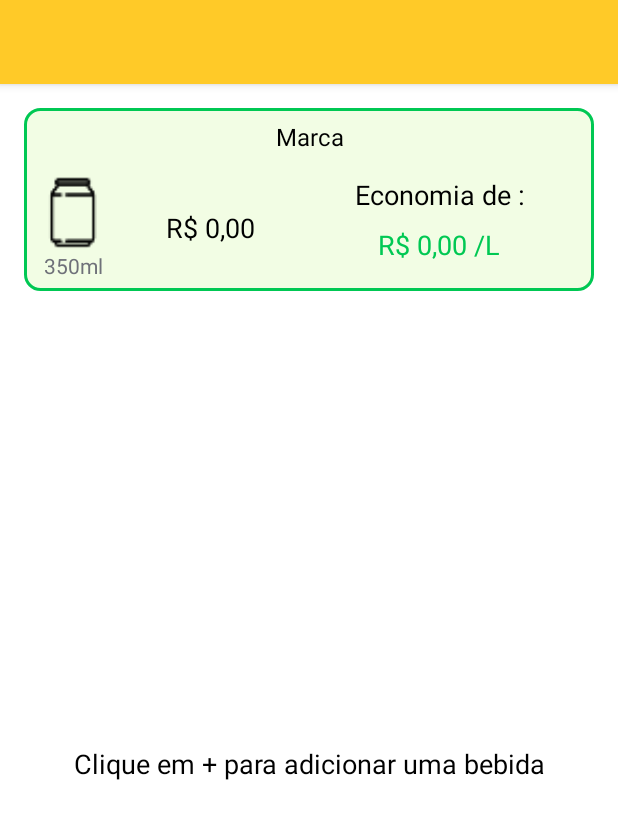
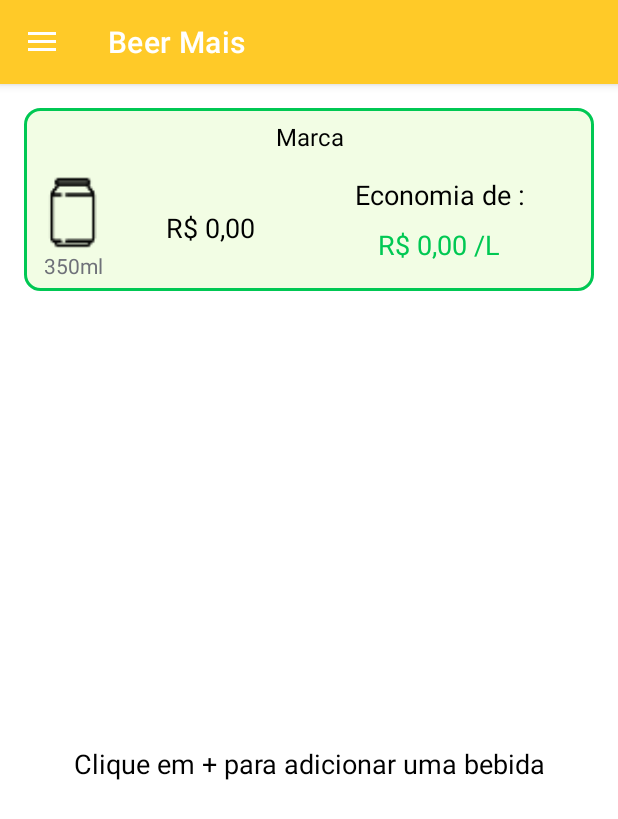
Before and after one commit to beerMais/beerMais-android, an Android app: the screen it shows after launch (MainActivity), on a phone screen of 412 x 824 dp. Shown: the top 819 px of the screen. Run offline under Robolectric (Android 15) with nearby library versions, the phone set to English and light mode, and no system bars; our stand-ins replace AdMob, Room's generated code.

Commit message:
Fix toolbar on mainActivity

```diff
--- a/app/src/main/java/br/com/joseneves/beerMais/android/Main/MainActivity.kt
+++ b/app/src/main/java/br/com/joseneves/beerMais/android/Main/MainActivity.kt
@@ -13,45 +13,37 @@ import br.com.joseneves.beerMais.android.Beer.BeerFragment
 import br.com.joseneves.beerMais.android.NewBeer.NewBeerFragment
 import br.com.joseneves.beerMais.android.R
 import br.com.joseneves.beerMais.android.databinding.ActivityHomeBinding
-import br.com.joseneves.beerMais.android.databinding.AppBarHomeBinding
 import com.google.firebase.analytics.FirebaseAnalytics
 
 
 class MainActivity : AppCompatActivity(), NavigationView.OnNavigationItemSelectedListener {
 
     private lateinit var binding: ActivityHomeBinding
-    private lateinit var bindingAppBar: AppBarHomeBinding
 
     override fun onCreate(savedInstanceState: Bundle?) {
         super.onCreate(savedInstanceState)
 
         binding = ActivityHomeBinding.inflate(layoutInflater)
-        bindingAppBar = AppBarHomeBinding.inflate(layoutInflater)
 
         setContentView(binding.root)
-        setSupportActionBar(bindingAppBar.toolbar)
-//        supportActionBar?.setDisplayShowTitleEnabled(false)
 
         this.changeFragment(BeerFragment())
 
         val toggle = ActionBarDrawerToggle(
-            this, binding.drawerLayout, bindingAppBar.toolbar, R.string.empty, R.string.empty
+            this,
+            binding.drawerLayout,
+            binding.appBarHome.toolbar,
+            R.string.empty,
+            R.string.empty
         )
+
         binding.drawerLayout.addDrawerListener(toggle)
         toggle.syncState()
 
-        binding.navView.setNavigationItemSelectedListener(this)
+        supportActionBar?.setDisplayShowTitleEnabled(true)
+
         FirebaseAnalytics.getInstance(this.baseContext)
             .setCurrentScreen(this, javaClass.simpleName, javaClass.simpleName)
-    }
-
-    @Deprecated("Deprecated in Java")
-    override fun onBackPressed() {
-        if (binding.drawerLayout.isDrawerOpen(GravityCompat.START)) {
-            binding.drawerLayout.closeDrawer(GravityCompat.START)
-        } else {
-            super.onBackPressed()
-        }
     }
 
     override fun onCreateOptionsMenu(menu: Menu): Boolean {
--- a/app/src/main/res/layout/activity_home.xml
+++ b/app/src/main/res/layout/activity_home.xml
@@ -3,19 +3,21 @@
     xmlns:android="http://schemas.android.com/apk/res/android"
     xmlns:app="http://schemas.android.com/apk/res-auto"
     xmlns:tools="http://schemas.android.com/tools"
-        android:id="@+id/drawer_layout"
+    android:id="@+id/drawerLayout"
     android:layout_width="match_parent"
     android:layout_height="match_parent"
     android:fitsSystemWindows="true"
+    tools:context=".Main.MainActivity"
     tools:openDrawer="start">
 
     <include
         layout="@layout/app_bar_home"
+        android:id="@+id/appBarHome"
         android:layout_width="match_parent"
         android:layout_height="match_parent"/>
 
     <com.google.android.material.navigation.NavigationView
-            android:id="@+id/nav_view"
+        android:id="@+id/navView"
         android:layout_width="wrap_content"
         android:layout_height="match_parent"
         android:layout_gravity="start"
--- a/app/src/main/res/layout/app_bar_home.xml
+++ b/app/src/main/res/layout/app_bar_home.xml
@@ -16,6 +16,7 @@
             android:layout_width="match_parent"
             android:layout_height="?attr/actionBarSize"
             android:background="?attr/colorPrimary"
+            app:title="@string/app_name"
             app:popupTheme="@style/AppTheme.PopupOverlay"/>
 
     </com.google.android.material.appbar.AppBarLayout>
@@ -24,7 +25,6 @@
         android:layout_width="match_parent"
         android:layout_height="match_parent"
         android:layout_marginTop="?android:attr/actionBarSize"
-            android:id="@+id/fragment">
-    </FrameLayout>
+        android:id="@+id/fragment"/>
 
 </androidx.coordinatorlayout.widget.CoordinatorLayout>
--- a/app/src/main/res/values/strings.xml
+++ b/app/src/main/res/values/strings.xml
@@ -11,7 +11,7 @@
     <string name="valueError">Digite um Valor</string>
     <string name="amountError">Digite um Tamanho</string>
     <string name="amountHelp">Em ml</string>
-    <string name="empty">Em ml</string>
+    <string name="empty" />
     <string name="calculator">Calculadora</string>
     <string name="about">Sobre</string>
     <string name="defaultNotification">Já calculou sua economia hoje?</string>
```
Also changed, not shown: app/src/main/res/menu/activity_home_drawer.xml (indentation only). Lines whose indentation alone changed are shown as unchanged.
